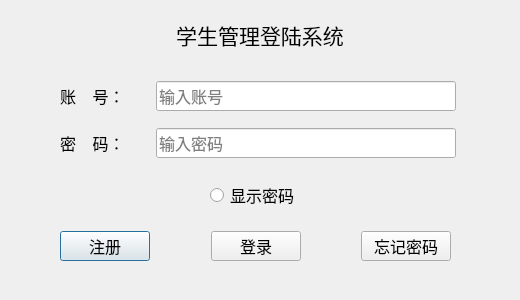
Old version of the form logindialog.ui in the repository mzqyx09110117/StudentManagementSystem_Qt.
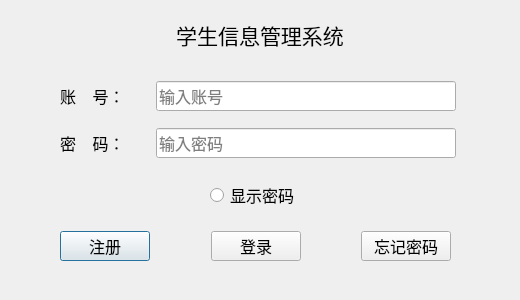
New version of the form.

Commit message: 重构数据库层并完成学生信息管理系统课程设计

Diff of the .ui file:
```diff
--- a/logindialog.ui
+++ b/logindialog.ui
@@ -41,7 +41,7 @@
     </font>
    </property>
    <property name="text">
-    <string>学生管理登陆系统</string>
+    <string>学生信息管理系统</string>
    </property>
    <property name="alignment">
     <set>Qt::AlignmentFlag::AlignCenter</set>
```
The commit also changes 86 other files.
